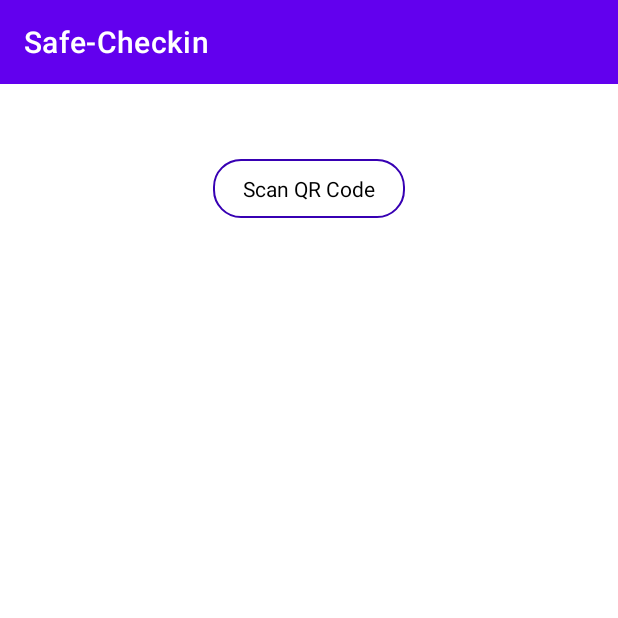
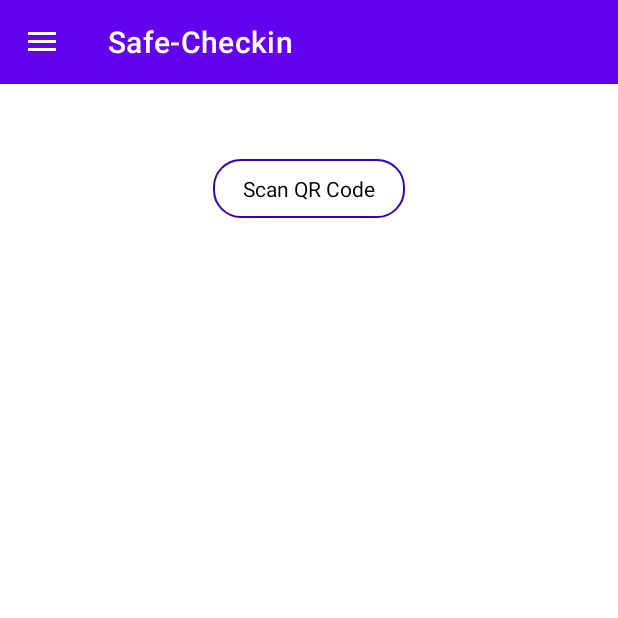
Before and after one commit to freezrz/sg-stay-safe.org-mobile, an Android app: the HomePageActivity screen opened directly, with no data from a screen before it, on a phone screen of 412 x 824 dp, the top half of it. Run offline under Robolectric (Android 15) with nearby library versions, the phone set to English and light mode, and no system bars.

Commit message:
add menu bar and update ssl cert

```diff
--- a/app/build.gradle
+++ b/app/build.gradle
@@ -43,4 +43,5 @@ dependencies {
     implementation 'com.google.zxing:android-core:3.3.0'
     implementation 'com.google.code.gson:gson:2.8.6'
     implementation 'androidx.security:security-crypto:1.0.0'
+    implementation 'com.google.android.material:material:1.3.0-alpha03'
 }
--- a/app/src/main/java/com/iss/team1/safe/checkin/HomePageActivity.java
+++ b/app/src/main/java/com/iss/team1/safe/checkin/HomePageActivity.java
@@ -1,10 +1,10 @@
 package com.iss.team1.safe.checkin;
 
+import androidx.appcompat.app.ActionBarDrawerToggle;
 import androidx.appcompat.app.AppCompatActivity;
 
 import android.Manifest;
 import android.app.Activity;
-import android.content.Context;
 import android.content.Intent;
 import android.content.SharedPreferences;
 import android.content.pm.PackageManager;
@@ -13,6 +13,7 @@ import android.os.Bundle;
 import android.security.keystore.KeyGenParameterSpec;
 import android.text.TextUtils;
 import android.util.Log;
+import android.view.MenuItem;
 import android.view.View;
 import android.widget.TextView;
 
@@ -20,9 +21,16 @@ import androidx.annotation.NonNull;
 import androidx.annotation.Nullable;
 import androidx.core.app.ActivityCompat;
 import androidx.core.content.ContextCompat;
+import androidx.drawerlayout.widget.DrawerLayout;
 import androidx.security.crypto.EncryptedSharedPreferences;
 import androidx.security.crypto.MasterKeys;
 
+import com.google.android.gms.auth.api.signin.GoogleSignIn;
+import com.google.android.gms.auth.api.signin.GoogleSignInClient;
+import com.google.android.gms.auth.api.signin.GoogleSignInOptions;
+import com.google.android.gms.tasks.OnCompleteListener;
+import com.google.android.gms.tasks.Task;
+import com.google.android.material.navigation.NavigationView;
 import com.iss.team1.safe.checkin.model.CheckInRequestVo;
 import com.iss.team1.safe.checkin.model.QRStr;
 import com.iss.team1.safe.checkin.model.ResponseVo;
@@ -30,7 +38,8 @@ import com.iss.team1.safe.checkin.utils.HashUtil;
 import com.iss.team1.safe.checkin.utils.HttpsUtil;
 import com.iss.team1.safe.checkin.utils.JsonUtil;
 
-public class HomePageActivity extends AppCompatActivity {
+public class HomePageActivity extends AppCompatActivity implements NavigationView.OnNavigationItemSelectedListener {
+    private static final String TAG = "HomePageActivity";
     private final int REQUEST_CODE_ADDRESS = 100;
     private final String[] permissions = new String[]{Manifest.permission.CAMERA,
             Manifest.permission.READ_EXTERNAL_STORAGE,
@@ -41,10 +50,39 @@ public class HomePageActivity extends AppCompatActivity {
     private SharedPreferences.Editor sharedPrefsEditor;
     private SharedPreferences sharedPreferences;
 
+    public DrawerLayout drawerLayout;
+    public ActionBarDrawerToggle actionBarDrawerToggle;
+
+    private GoogleSignInClient mGoogleSignInClient;
+
     @Override
     protected void onCreate(Bundle savedInstanceState) {
         super.onCreate(savedInstanceState);
         setContentView(R.layout.home_page);
+
+        // drawer layout instance to toggle the menu icon to open
+        // drawer and back button to close drawer
+        drawerLayout = findViewById(R.id.home_page_layout);
+        actionBarDrawerToggle = new ActionBarDrawerToggle(this, drawerLayout, R.string.nav_open, R.string.nav_close);
+
+        // pass the Open and Close toggle for the drawer layout listener
+        // to toggle the button
+        drawerLayout.addDrawerListener(actionBarDrawerToggle);
+        actionBarDrawerToggle.syncState();
+
+        // to make the Navigation drawer icon always appear on the action bar
+        getSupportActionBar().setDisplayHomeAsUpEnabled(true);
+        NavigationView navigationView = findViewById(R.id.nav_view);
+        navigationView.setNavigationItemSelectedListener(this);
+
+        GoogleSignInOptions gso = new GoogleSignInOptions.Builder(GoogleSignInOptions.DEFAULT_SIGN_IN)
+                .requestIdToken(getString(R.string.server_client_id))
+                .requestEmail()
+                .build();
+        // [END configure_signin]
+
+        // Build GoogleAPIClient with the Google Sign-In API and the above options.
+        mGoogleSignInClient = GoogleSignIn.getClient(this, gso);
 
         tvCheckinReqult = findViewById(R.id.tv_checkin_result);
         findViewById(R.id.tv_code).setOnClickListener(new View.OnClickListener() {
@@ -64,6 +102,23 @@ public class HomePageActivity extends AppCompatActivity {
             }
         });
         initSharedPreferences();
+    }
+
+    @Override
+    public boolean onOptionsItemSelected(@NonNull MenuItem item) {
+
+        if (actionBarDrawerToggle.onOptionsItemSelected(item)) {
+            return true;
+        }
+        return super.onOptionsItemSelected(item);
+    }
+
+    @Override
+    public boolean onNavigationItemSelected(@NonNull MenuItem item) {
+        if (item.getItemId() == R.id.nav_logout) {
+            signOut();
+        }
+        return true;
     }
 
     @Override
@@ -163,4 +218,16 @@ public class HomePageActivity extends AppCompatActivity {
         String prValue = sharedPreferences.getString(keyValue, null);
         return prValue;
     }
+
+    private void signOut() {
+        mGoogleSignInClient.signOut().addOnCompleteListener(this, new OnCompleteListener<Void>() {
+            @Override
+            public void onComplete(@NonNull Task<Void> task) {
+//                updateUI(null);
+            }
+        });
+        Intent intent = new Intent(this, MainActivity.class);
+        intent.setFlags(Intent.FLAG_ACTIVITY_CLEAR_TOP | Intent.FLAG_ACTIVITY_SINGLE_TOP);
+        startActivity(intent);
+    }
 }
--- a/app/src/main/java/com/iss/team1/safe/checkin/utils/HttpsUtil.java
+++ b/app/src/main/java/com/iss/team1/safe/checkin/utils/HttpsUtil.java
@@ -1,11 +1,6 @@
 package com.iss.team1.safe.checkin.utils;
 
-import android.app.Application;
 import android.content.Context;
-
-import com.google.android.gms.common.util.Strings;
-import com.google.zxing.common.StringUtils;
-import com.iss.team1.safe.checkin.R;
 
 import org.apache.http.conn.ssl.AllowAllHostnameVerifier;
 
--- a/app/src/main/res/layout/home_page.xml
+++ b/app/src/main/res/layout/home_page.xml
@@ -1,10 +1,15 @@
 <?xml version="1.0" encoding="utf-8"?>
-<androidx.constraintlayout.widget.ConstraintLayout xmlns:android="http://schemas.android.com/apk/res/android"
+<androidx.drawerlayout.widget.DrawerLayout xmlns:android="http://schemas.android.com/apk/res/android"
     android:layout_width="match_parent"
     android:layout_height="match_parent"
+    android:id="@+id/home_page_layout"
     xmlns:app="http://schemas.android.com/apk/res-auto"
     xmlns:tools="http://schemas.android.com/tools"
     tools:context=".HomePageActivity">
+
+    <androidx.constraintlayout.widget.ConstraintLayout
+        android:layout_width="match_parent"
+        android:layout_height="match_parent">
 
         <TextView
             android:id="@+id/tv_code"
@@ -36,3 +41,15 @@
             app:layout_constraintEnd_toEndOf="parent"
             app:layout_constraintStart_toStartOf="parent" />
     </androidx.constraintlayout.widget.ConstraintLayout>
+
+
+    <!-- this the navigation view which draws and shows the navigation drawer -->
+    <!-- include the menu created in the menu folder -->
+    <com.google.android.material.navigation.NavigationView
+        android:id="@+id/nav_view"
+        android:layout_width="wrap_content"
+        android:layout_height="match_parent"
+        android:layout_gravity="start"
+        app:layout_constraintEnd_toEndOf="parent"
+        app:menu="@menu/navigation_menu" />
+</androidx.drawerlayout.widget.DrawerLayout>
--- /dev/null
+++ b/app/src/main/res/menu/navigation_menu.xml
@@ -0,0 +1,16 @@
+<?xml version="1.0" encoding="utf-8"?>
+<menu xmlns:android="http://schemas.android.com/apk/res/android"
+    xmlns:tools="http://schemas.android.com/tools"
+    tools:ignore="HardcodedText">
+    <item
+        android:id="@+id/nav_account"
+        android:title="My Account" />
+
+    <item
+        android:id="@+id/nav_settings"
+        android:title="Settings" />
+
+    <item
+        android:id="@+id/nav_logout"
+        android:title="Logout" />
+</menu>
--- a/app/src/main/res/values/strings.xml
+++ b/app/src/main/res/values/strings.xml
@@ -45,6 +45,10 @@
     <string name="desc_rest_activity">Demonstrate using Google Sign In with a Google REST API</string>
     <string name="name_rest_activity">RestApiActivity</string>
 
+    <!-- to toggle the open close button of the navigation drawer -->
+    <string name="nav_open">Open</string>
+    <string name="nav_close">Close</string>
+
     <!-- Messages for the Rest API activity -->
     <string name="connections_fmt">Connections: %1$s</string>
     <string name="msg_contacts_failed">Get contacts failed.</string>
--- a/app/src/main/res/xml/network_security_config.xml
+++ b/app/src/main/res/xml/network_security_config.xml
@@ -3,7 +3,7 @@
     <domain-config cleartextTrafficPermitted="false">
         <domain includeSubdomains="true">checkin.sg-stay-safe.com</domain>
         <pin-set expiration="2023-09-04">
-            <pin digest="SHA-256">7VXJbMxZ/LLpjiQrfu20SrNECVO+9QUQszyEWgFyjMk=</pin>
+            <pin digest="SHA-256">18tkPyr2nckv4fgo0dhAkaUtJ2hu2831xlO2SKhq8dg=</pin>
         </pin-set>
     </domain-config>
 </network-security-config>
```
Also changed, not shown: app/src/main/java/com/iss/team1/safe/checkin/MainActivity.java (+14 -10 lines), app/src/main/res/layout/activity_main.xml (+18 -18 lines), 1 other file. Lines whose indentation alone changed are shown as unchanged.
